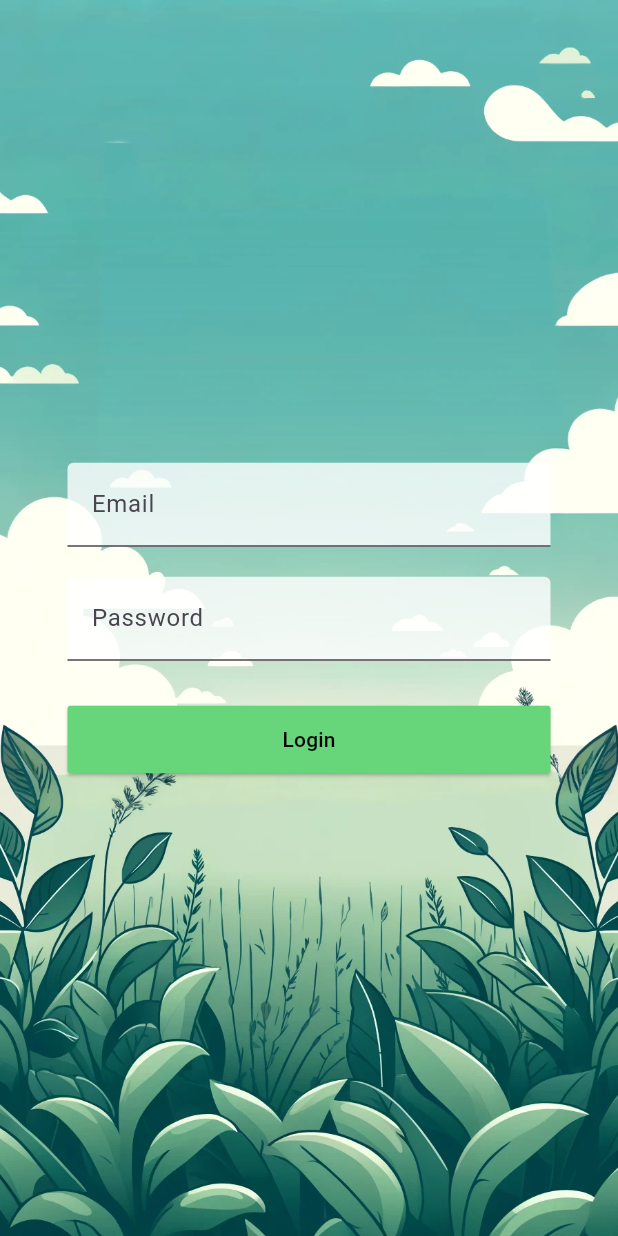
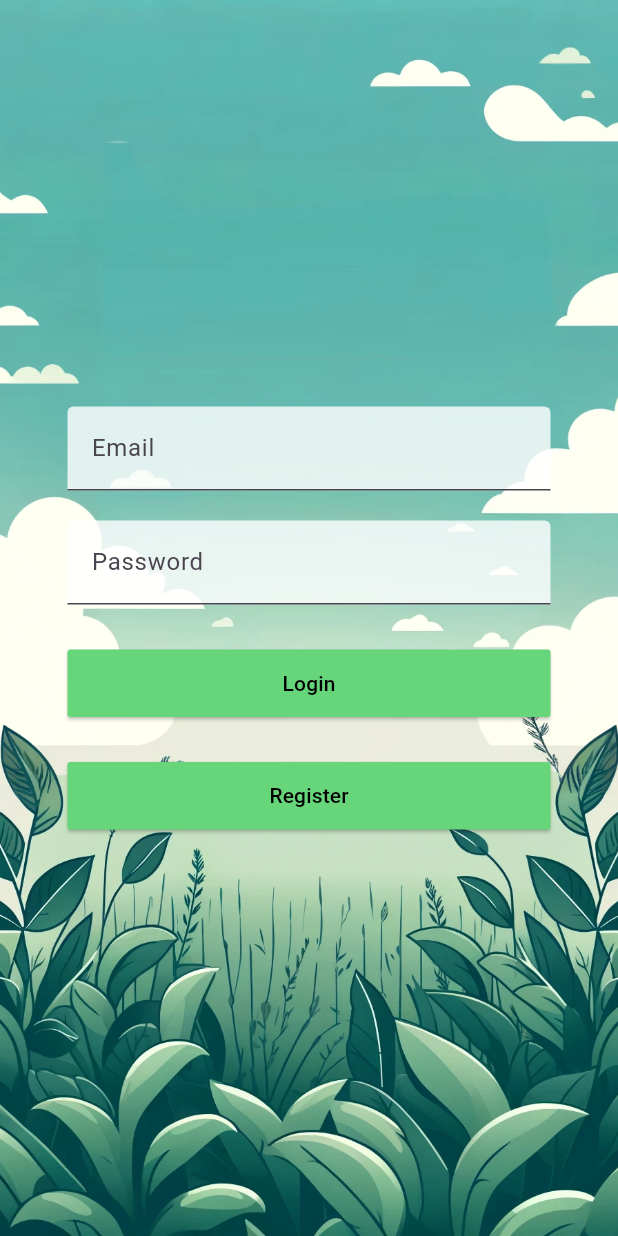
Before and after one commit to Gaia-Artemis-Codethon/Gaia, a Flutter app: the screen it shows after launch, on a phone screen of 412 x 824 dp. Run offline on Flutter 3.47's test engine with Material 3 defaults, Android fonts, the phone set to English and light mode, and no system bars; our stand-ins replace cached_network_image, flutter_animate, flutter_map, flutter_spinkit, flutter_svg, fluttertoast and 5 more; missing offline and left inert: dart:ffi, flutter_guid, geocode, vector_map_tiles; accounts and stored records are empty; project files that could hold a hidden picture were left out.

Commit message:
register

```diff
--- a/lib/main.dart
+++ b/lib/main.dart
@@ -2,6 +2,7 @@ import 'package:flutter/material.dart';
 import 'package:flutter_application_huerto/models/Auth.dart';
 import 'package:flutter_application_huerto/pages/first_home_page.dart';
 import 'package:flutter_application_huerto/pages/login/loginPage.dart';
+import 'package:flutter_application_huerto/pages/register/registerPager.dart';
 import 'package:flutter_application_huerto/service/supabaseService.dart';
 import 'package:flutter_application_huerto/service/user_supabase.dart';
 import 'package:flutter_guid/flutter_guid.dart';
--- a/lib/pages/create_community.dart
+++ b/lib/pages/create_community.dart
@@ -63,7 +63,7 @@ class _CreateCommunityState extends State<CreateCommunity> {
           community_id: community.id,
           is_admin: true //The creator is the admin
           );
-      await UserSupabase().updateUser(Id, updatedUser);
+      await UserSupabase().updateUser(updatedUser);
       print("User updated successfully");
       return Id;
     } catch (e) {
--- a/lib/pages/join_community.dart
+++ b/lib/pages/join_community.dart
@@ -104,7 +104,7 @@ class _JoinCommunityState extends State<JoinCommunity> {
           email: user.email,
           community_id: community.id,
           is_admin: false); //Is not admin by default
-      await UserSupabase().updateUser(userId, updatedUser);
+      await UserSupabase().updateUser(updatedUser);
       print("User updated successfully");
       return userId; // Devuelve el userId
     } catch (e) {
--- a/lib/pages/login/loginPage.dart
+++ b/lib/pages/login/loginPage.dart
@@ -1,6 +1,7 @@
 import 'package:flutter/material.dart';
 import 'package:flutter_application_huerto/models/userLoged.dart';
 import 'package:flutter_application_huerto/pages/first_home_page.dart';
+import 'package:flutter_application_huerto/pages/register/registerPager.dart';
 import 'package:flutter_guid/flutter_guid.dart';
 import 'package:supabase_flutter/supabase_flutter.dart';
 import 'package:fluttertoast/fluttertoast.dart';
@@ -130,6 +131,36 @@ class _LoginPageState extends State<LoginPage> {
                   ),
                 ),
               ),
+              SizedBox(height: 30.0),
+              SizedBox(
+                width: double.infinity,
+                height: 45.0, // Match the height of the TextField
+                child: ElevatedButton(
+                  onPressed: () => {
+                    Navigator.push(
+                      context,
+                      MaterialPageRoute(
+                        builder: (context) => RegisterPage(),
+                      ),
+                    )
+                  },
+                  style: ButtonStyle(
+                    backgroundColor:
+                        MaterialStateProperty.all<Color>(Color(0xFF67D67B)),
+                    shape: MaterialStateProperty.all<RoundedRectangleBorder>(
+                      RoundedRectangleBorder(
+                        borderRadius: BorderRadius.circular(2.0),
+                      ),
+                    ),
+                  ),
+                  child: Text(
+                    'Register',
+                    style: TextStyle(
+                      color: Colors.black,
+                    ),
+                  ),
+                ),
+              ),
             ],
           ),
         ),
```
Also changed, not shown: lib/pages/register/registerPager.dart (added, +113 -0 lines), lib/service/user_supabase.dart (+17 -4 lines).
